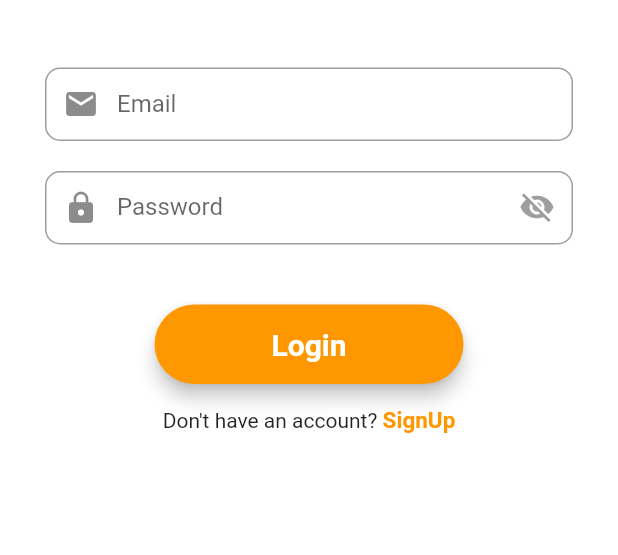
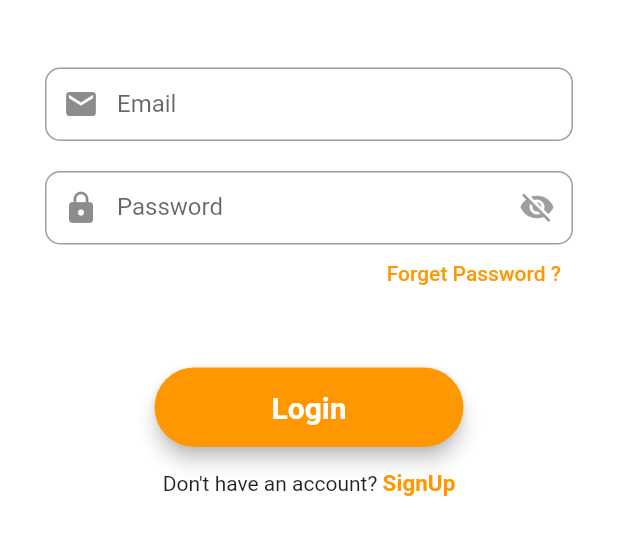
Before and after one commit to Irusha-Paranawithana/CafeMiron, a Flutter app: the screen it shows after launch, on a phone screen of 412 x 824 dp, the part 465-1020 px from its top. Run offline on Flutter 3.47's test engine with Material 2 defaults, Android fonts, the phone set to English and light mode, and no system bars; our stand-ins replace cached_network_image, carousel_slider, cloud_firestore, firebase_auth, firebase_core, firebase_database and 3 more; missing offline and left inert: flutter_phone_direct_caller; accounts and stored records are empty.

Commit message:
creating forget password function

```diff
--- a/lib/contact.dart
+++ b/lib/contact.dart
@@ -4,7 +4,6 @@ import 'package:cached_network_image/cached_network_image.dart';
 import 'package:miron/map_utils.dart';
 import 'package:url_launcher/url_launcher.dart';
 import 'package:flutter_phone_direct_caller/flutter_phone_direct_caller.dart';
-import 'package:uni_links/uni_links.dart';
 
 void main() {
   runApp(ContactUsApp());
--- a/lib/main.dart
+++ b/lib/main.dart
@@ -3,7 +3,6 @@ import 'package:firebase_core/firebase_core.dart';
 import 'package:flutter/material.dart';
 import 'package:miron/views/home.dart';
 import 'package:shared_preferences/shared_preferences.dart';
-import 'package:uni_links/uni_links.dart';
 
 Future<void> main() async {
   WidgetsFlutterBinding.ensureInitialized();
--- a/lib/screens/login_screen.dart
+++ b/lib/screens/login_screen.dart
@@ -3,6 +3,7 @@ import 'package:miron/screens/registration_screen.dart';
 import 'package:firebase_auth/firebase_auth.dart';
 import 'package:flutter/material.dart';
 import 'package:fluttertoast/fluttertoast.dart';
+import 'package:miron/screens/resetPasswordScreen.dart';
 import 'package:miron/views/home.dart';
 import 'package:shared_preferences/shared_preferences.dart';
 
@@ -159,6 +160,24 @@ class _LoginScreenState extends State<LoginScreen> {
       ],
     );
 
+    Widget forgetPassword(BuildContext context) {
+      return Container(
+        width: MediaQuery.of(context).size.width,
+        height: 35,
+        alignment: Alignment.bottomRight,
+        child: TextButton(
+          child: const Text(
+            "Forget Password ?",
+            style: TextStyle(color: Colors.orange),
+          ),
+          onPressed: () {
+            Navigator.push(context,
+                MaterialPageRoute(builder: (context) => ResetPassScreen()));
+          },
+        ),
+      );
+    }
+
     return Scaffold(
       backgroundColor: Colors.white,
       body: Stack(
@@ -194,7 +213,11 @@ class _LoginScreenState extends State<LoginScreen> {
                       ),
                       passwordField,
                       const SizedBox(
-                        height: 40,
+                        height: 2,
+                      ),
+                      forgetPassword(context),
+                      const SizedBox(
+                        height: 45,
                       ),
                       loginButton,
                       const SizedBox(
--- a/lib/screens/registration_screen.dart
+++ b/lib/screens/registration_screen.dart
@@ -355,7 +355,7 @@ class _RegistrationScreenState extends State<RegistrationScreen> {
           ),
           if (_isLoading) // Display loading indicator with a semi-transparent background
             Container(
-              color: Colors.black.withOpacity(0.3),
+              color: Colors.black.withOpacity(0.5),
               child: Center(
                 child: CircularProgressIndicator(),
               ),
```
Also changed, not shown: lib/screens/resetPasswordScreen.dart (added, +134 -0 lines).
